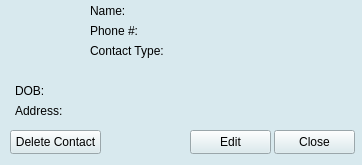
Qt form Address_Book/profiledisplay.ui (kajo12864/Address-Book) before a commit.
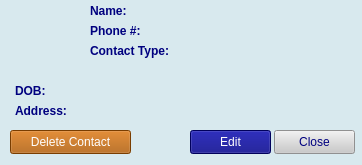
The same form after that commit.

```diff
--- a/Address_Book/profiledisplay.ui
+++ b/Address_Book/profiledisplay.ui
@@ -27,6 +27,7 @@
   </property>
   <property name="styleSheet">
    <string notr="true">background-color: rgb(216, 233, 238);
+color: rgb(0, 0, 127);
 </string>
   </property>
   <widget class="QLabel" name="image_label">
@@ -51,6 +52,11 @@
      <height>21</height>
     </rect>
    </property>
+   <property name="font">
+    <font>
+     <bold>true</bold>
+    </font>
+   </property>
    <property name="text">
     <string>Name:</string>
    </property>
@@ -64,6 +70,11 @@
      <height>21</height>
     </rect>
    </property>
+   <property name="font">
+    <font>
+     <bold>true</bold>
+    </font>
+   </property>
    <property name="text">
     <string>Phone #: </string>
    </property>
@@ -77,6 +88,11 @@
      <height>21</height>
     </rect>
    </property>
+   <property name="font">
+    <font>
+     <bold>true</bold>
+    </font>
+   </property>
    <property name="text">
     <string>DOB: </string>
    </property>
@@ -90,6 +106,11 @@
      <height>21</height>
     </rect>
    </property>
+   <property name="font">
+    <font>
+     <bold>true</bold>
+    </font>
+   </property>
    <property name="text">
     <string>Address: </string>
    </property>
@@ -103,6 +124,10 @@
      <height>24</height>
     </rect>
    </property>
+   <property name="styleSheet">
+    <string notr="true">background-color: rgb(0, 0, 127);
+color: white;</string>
+   </property>
    <property name="text">
     <string>Edit</string>
    </property>
@@ -112,10 +137,14 @@
     <rect>
      <x>10</x>
      <y>130</y>
-     <width>91</width>
+     <width>121</width>
      <height>24</height>
     </rect>
    </property>
+   <property name="styleSheet">
+    <string notr="true">background-color: rgb(170, 85, 0);
+color: white</string>
+   </property>
    <property name="text">
     <string>Delete Contact</string>
    </property>
@@ -125,10 +154,15 @@
     <rect>
      <x>90</x>
      <y>40</y>
-     <width>91</width>
+     <width>101</width>
      <height>21</height>
     </rect>
    </property>
+   <property name="font">
+    <font>
+     <bold>true</bold>
+    </font>
+   </property>
    <property name="text">
     <string>Contact Type:</string>
    </property>
@@ -149,7 +183,7 @@
   <widget class="QLabel" name="lbl_number">
    <property name="geometry">
     <rect>
-     <x>150</x>
+     <x>170</x>
      <y>20</y>
      <width>181</width>
      <height>21</height>
@@ -162,7 +196,7 @@
   <widget class="QLabel" name="lbl_contact">
    <property name="geometry">
     <rect>
-     <x>170</x>
+     <x>190</x>
      <y>40</y>
      <width>161</width>
      <height>21</height>
@@ -188,7 +222,7 @@
   <widget class="QLabel" name="lbl_address">
    <property name="geometry">
     <rect>
-     <x>70</x>
+     <x>90</x>
      <y>100</y>
      <width>271</width>
      <height>21</height>
@@ -207,6 +241,9 @@
      <height>24</height>
     </rect>
    </property>
+   <property name="styleSheet">
+    <string notr="true">background-color: rgb(202, 202, 202);</string>
+   </property>
    <property name="text">
     <string>Close</string>
    </property>
```
